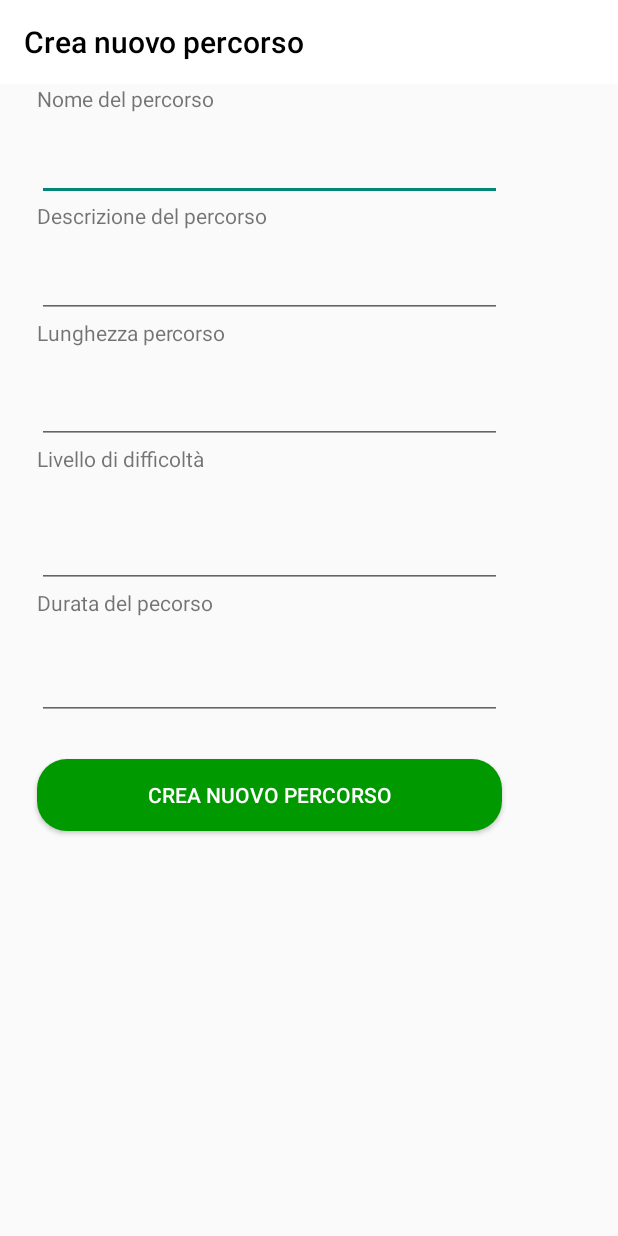
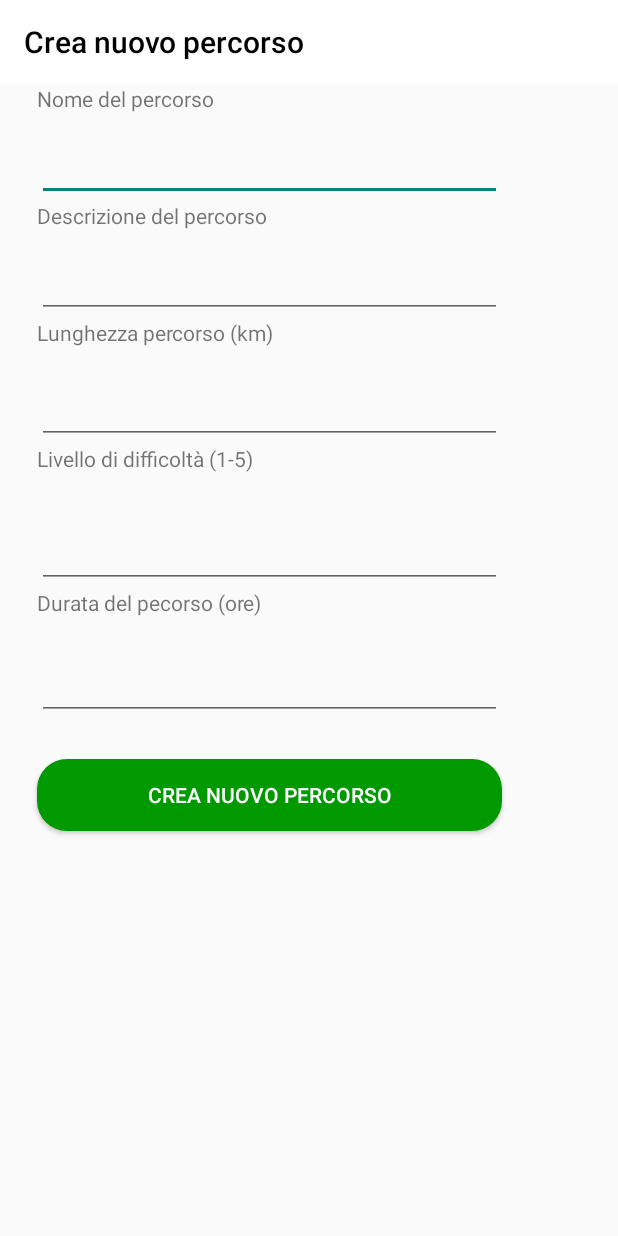
Before and after one commit to michelepasqualini/MarcheTrekkingAndroid, an Android app: the NuovoPercorsoDesc screen opened directly, with no data from a screen before it, on a phone screen of 412 x 824 dp. Run offline under Robolectric (Android 15) with nearby library versions, the phone set to English and light mode, and no system bars; 2 statements that could not run were skipped.

Commit message:
controllo campi aggiungi percorso

```diff
--- a/app/src/main/AndroidManifest.xml
+++ b/app/src/main/AndroidManifest.xml
@@ -9,7 +9,7 @@
     <uses-permission android:name="android.permission.ACCESS_COARSE_LOCATION" />
     <uses-permission android:name="android.permission.WRITE_EXTERNAL_STORAGE" />
 
-    <uses-feature android:name="android.hardware.location.gps" />
+    <uses-feature android:name="android.hardware.location.network" />
 
     <application
         android:usesCleartextTraffic="true"
--- a/app/src/main/java/com/example/marchetrekking/DettaglioPercorso.java
+++ b/app/src/main/java/com/example/marchetrekking/DettaglioPercorso.java
@@ -70,7 +70,7 @@ public class DettaglioPercorso extends AppCompatActivity {
         t.setText("Nome: " + nome + " \n"
                 + " Descrizione: " + descrizione + "\n"
                 + " Lunghezza: " + lunghezza + "km \n"
-                + " Livello: " + livello + "\n"
+                + " Livello Difficoltà: " + livello + "\n"
                 + " Durata: " + durata + "h. \n");
 
         b.setOnClickListener(new View.OnClickListener() {
--- a/app/src/main/res/layout/activity_nuova_descrizione_percorso.xml
+++ b/app/src/main/res/layout/activity_nuova_descrizione_percorso.xml
@@ -59,7 +59,7 @@
                 android:id="@+id/textView14"
                 android:layout_width="match_parent"
                 android:layout_height="wrap_content"
-                android:text="Lunghezza percorso" />
+                android:text="Lunghezza percorso (km)" />
 
             <EditText
                 android:id="@+id/lungP"
@@ -67,27 +67,28 @@
                 android:layout_height="wrap_content"
                 android:layout_marginTop="19dp"
                 android:ems="10"
-                android:inputType="textPersonName" />
+                android:inputType="numberDecimal"
+                />
 
             <TextView
                 android:id="@+id/textView15"
                 android:layout_width="match_parent"
                 android:layout_height="wrap_content"
-                android:text="Livello di difficoltà" />
+                android:text="Livello di difficoltà (1-5)" />
 
             <EditText
                 android:id="@+id/livP"
                 android:layout_width="310dp"
                 android:layout_height="wrap_content"
                 android:layout_marginTop="31dp"
-                android:ems="10"
-                android:inputType="date" />
+                android:inputType="number"
+                android:ems="10" />
 
             <TextView
                 android:id="@+id/textView16"
                 android:layout_width="match_parent"
                 android:layout_height="wrap_content"
-                android:text="Durata del pecorso" />
+                android:text="Durata del pecorso (ore)" />
 
             <EditText
                 android:id="@+id/durataP"
@@ -95,7 +96,8 @@
                 android:layout_height="wrap_content"
                 android:layout_marginTop="23dp"
                 android:ems="10"
-                android:inputType="textPersonName" />
+                android:inputType="numberDecimal"
+                />
 
 
             <Button
```
Also changed, not shown: app/src/main/java/com/example/marchetrekking/Mappa.java (+28 -16 lines), app/src/main/java/com/example/marchetrekking/NuovoPercorsoDesc.java (+8 -0 lines).
